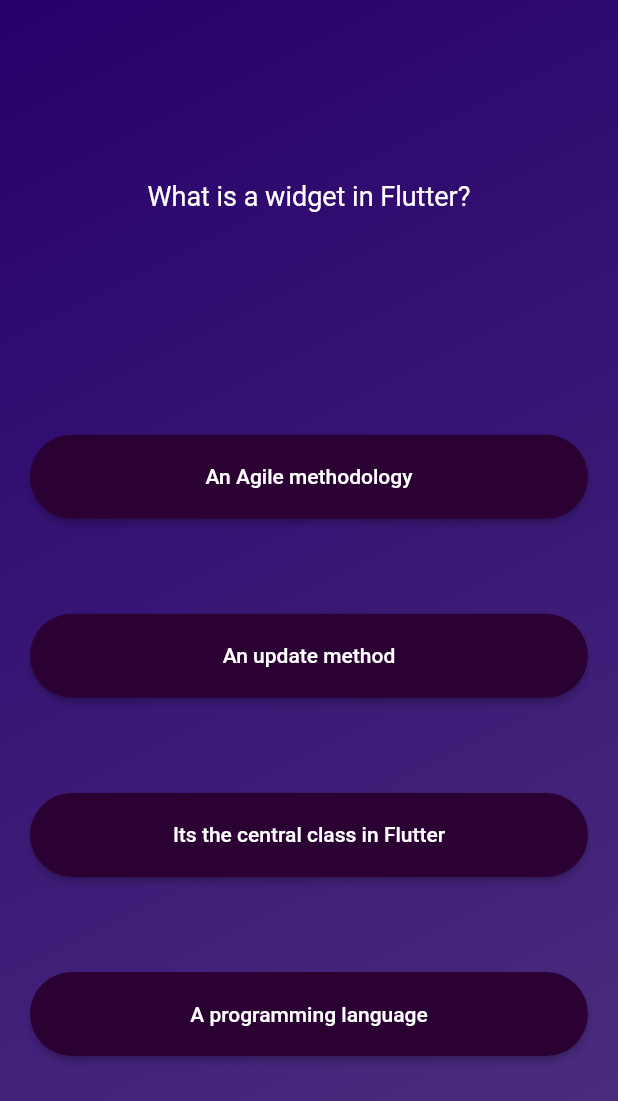
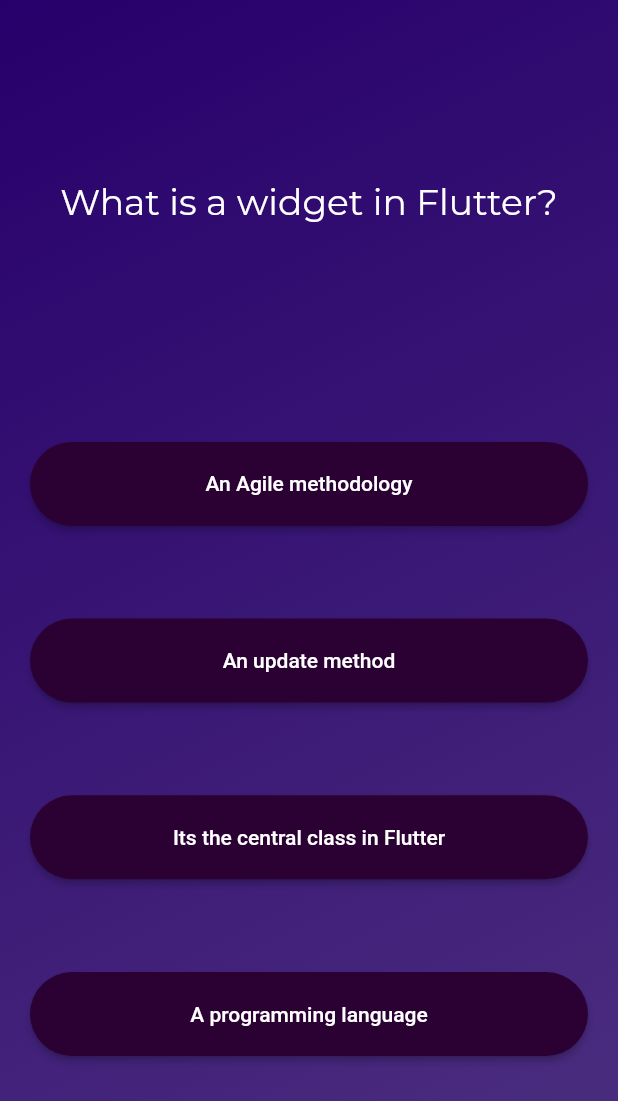
Before and after one commit to joaomacedocb/quiz_app, a Flutter app: the screen it shows after launch, after a tap on "Start quiz", on a phone screen of 412 x 824 dp. Shown: the top 1101 px of the screen. Run offline on Flutter 3.47's test engine with Material 2 defaults, Android fonts, the phone set to English and light mode, and no system bars; our stand-ins replace google_fonts.

```diff
--- a/lib/answer_button.dart
+++ b/lib/answer_button.dart
@@ -1,8 +1,8 @@
 import 'package:flutter/material.dart';
 
 class AnswerButton extends StatelessWidget {
-  const AnswerButton(
-      {super.key,
+  const AnswerButton({
+    super.key,
     required this.answerText,
     required this.onTap,
   });
@@ -21,9 +21,12 @@ class AnswerButton extends StatelessWidget {
           ),
           backgroundColor: const Color.fromARGB(255, 43, 0, 51),
           foregroundColor: const Color.fromARGB(255, 255, 255, 255),
-        shape: RoundedRectangleBorder(borderRadius: BorderRadius.circular(40))
+          shape:
+              RoundedRectangleBorder(borderRadius: BorderRadius.circular(40))),
+      child: Text(
+        answerText,
+        textAlign: TextAlign.center,
       ),
-      child: Text(answerText),
     );
   }
 }
--- a/lib/screens/questions_screen.dart
+++ b/lib/screens/questions_screen.dart
@@ -1,4 +1,5 @@
 import 'package:flutter/material.dart';
+import 'package:google_fonts/google_fonts.dart';
 import 'package:quiz_app/answer_button.dart';
 import 'package:quiz_app/data/dumb_questions.dart';
 
@@ -22,7 +23,7 @@ class _QuestionScreenState extends State<QuestionScreen> {
 
   @override
   Widget build(context) {
-    final currentQuestion = questions[0];
+    final currentQuestion = questions[currentQuestionIndex];
 
     return Center(
       child: Container(
@@ -38,11 +39,10 @@ class _QuestionScreenState extends State<QuestionScreen> {
           children: [
             Text(
               currentQuestion.text,
-              style: const TextStyle(
-                color: Colors.white,
-                fontSize: 18,
+              textAlign: TextAlign.center,
+              style: GoogleFonts.montserrat(
+                color: Colors.white, fontSize: 24, fontWeight: FontWeight.w400,
               ),
-              textAlign: TextAlign.center,
             ),
             const SizedBox(
               height: 22,
--- a/pubspec.yaml
+++ b/pubspec.yaml
@@ -35,6 +35,7 @@ dependencies:
   # The following adds the Cupertino Icons font to your application.
   # Use with the CupertinoIcons class for iOS style icons.
   cupertino_icons: ^1.0.2
+  google_fonts: ^6.1.0
 
 dev_dependencies:
   flutter_test:
```
Also changed, not shown: pubspec.lock, 1 other file. Lines whose indentation alone changed are shown as unchanged.
